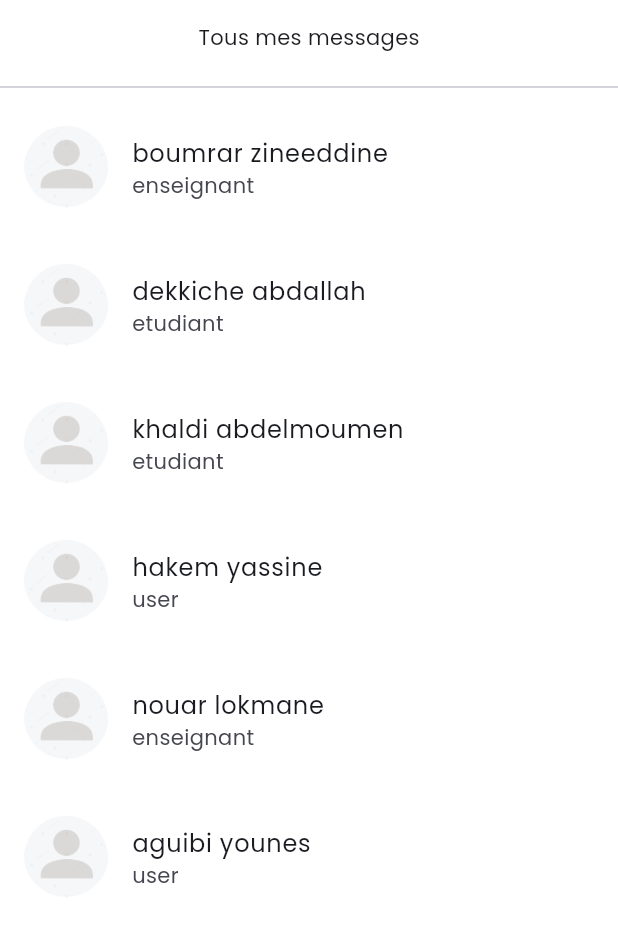
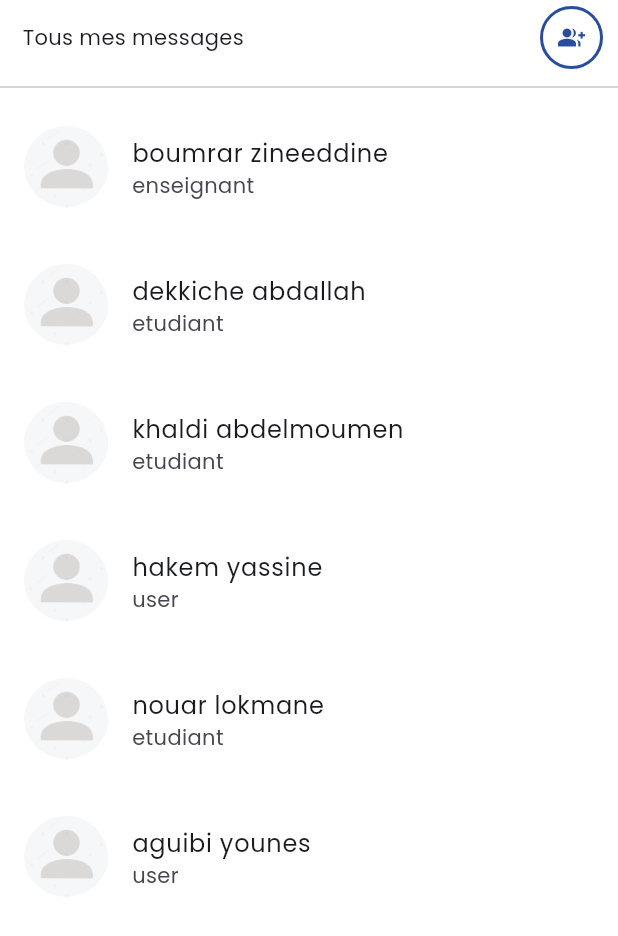
Before and after one commit to abdellahd63/ecole_kolea_app, a Flutter app: the Doleance screen opened directly, on a phone screen of 412 x 824 dp. Shown: the top 936 px of the screen. Run offline on Flutter 3.47's test engine with Material 3 defaults, Android fonts, the phone set to English and light mode, and no system bars; our stand-ins replace google_fonts, grouped_list, image_picker, socket_io_client, top_snackbar_flutter; missing offline and left inert: flutter_barcode_scanner, time_planner; network calls fail.

Commit message:
group chat commit

```diff
--- a/lib/Model/User.dart
+++ b/lib/Model/User.dart
@@ -3,11 +3,13 @@ class User{
   String nom;
   String prenom;
   String type;
+  String? section;
 
   User({
     required this.id,
     required this.nom,
     required this.prenom,
-    required this.type
+    required this.type,
+    this.section
   });
 }
--- a/lib/Pages/Doleance.dart
+++ b/lib/Pages/Doleance.dart
@@ -1,28 +1,93 @@
+import 'package:ecole_kolea_app/APIs.dart';
+import 'package:ecole_kolea_app/Auth/AuthContext.dart';
 import 'package:ecole_kolea_app/Componants/MessageCard.dart';
 import 'package:ecole_kolea_app/Constantes/Colors.dart';
 import 'package:ecole_kolea_app/Model/User.dart';
 import 'package:flutter/material.dart';
+import 'package:provider/provider.dart';
 
-class Doleance extends StatelessWidget {
+class Doleance extends StatefulWidget {
   const Doleance({super.key});
 
   @override
-  Widget build(BuildContext context) {
+  State<Doleance> createState() => _DoleanceState();
+}
+
+class _DoleanceState extends State<Doleance> {
+  TextEditingController FiliereController=new TextEditingController();
+  TextEditingController SectionController=new TextEditingController();
+  TextEditingController GroupeController=new TextEditingController();
+
+  String mysourceID = "";
+  @override
+  void initState() {
+    final AuthContext authContext = context.read<AuthContext>();
+    final Map<String, dynamic>? userData = authContext.state.user;
+    setState(() {
+      mysourceID = userData?['id'].toString() ?? "";
+    });
+  }
+  Future<void> createNewRoom(FiliereController, SectionController, GroupeController) async {
+    Map<String, dynamic> room = await APIs.CreateNewRoom(
+        context,
+        FiliereController,
+        SectionController,
+        GroupeController,
+        mysourceID
+    );
+    if(room.length > 0){
+      setState(() {
+        users.add(User(id: 32, nom: "informatique", prenom: "G1", section: "1", type: "classe"));
+      });
+    }
+  }
   List<User> users=[
     User(id: 1, nom: "boumrar", prenom: "zineeddine", type: "enseignant"),
     User(id: 2, nom: "dekkiche", prenom: "abdallah", type: "etudiant"),
     User(id: 3, nom: "khaldi", prenom: "abdelmoumen", type: "etudiant"),
     User(id: 4, nom: "hakem", prenom: "yassine", type: "user"),
-      User(id: 5, nom: "nouar", prenom: "lokmane", type: "enseignant"),
+    User(id: 5, nom: "nouar", prenom: "lokmane", type: "etudiant"),
     User(id: 6, nom: "aguibi", prenom: "younes", type: "user"),
   ];
+  @override
+  Widget build(BuildContext context) {
     return Scaffold(
       backgroundColor: MyAppColors.whitecolor,
       body: Column(
         children: [
+          Container(
+            margin: EdgeInsets.only(right: 10), // Adjust the margin as needed
+            child: Row(
+              mainAxisAlignment: MainAxisAlignment.spaceBetween,
+              children: [
                 Padding(
                   padding: const EdgeInsets.all(15.0),
                   child: Text('Tous mes messages'),
+                ),
+                InkWell(
+                  onTap: () {
+                    createNewRoom(FiliereController,
+                        SectionController, GroupeController);
+                  },
+                  child: Container(
+                    decoration: BoxDecoration(
+                      shape: BoxShape.circle,
+                      color: MyAppColors.whitecolor,
+                      border: Border.all(
+                        color: MyAppColors.principalcolor, // Border color
+                        width: 2, // Border width
+                      ),
+                    ),
+                    padding: EdgeInsets.all(10),
+                    child: Icon(
+                      Icons.group_add,
+                      color: MyAppColors.principalcolor,
+                      size: 18,
+                    ),
+                  ),
+                )
+              ],
+            ),
           ),
           Divider(),
           Expanded(
```
Also changed, not shown: lib/APIs.dart (+61 -0 lines), lib/Pages/Chat.dart (+38 -12 lines). Lines whose indentation alone changed are shown as unchanged.
